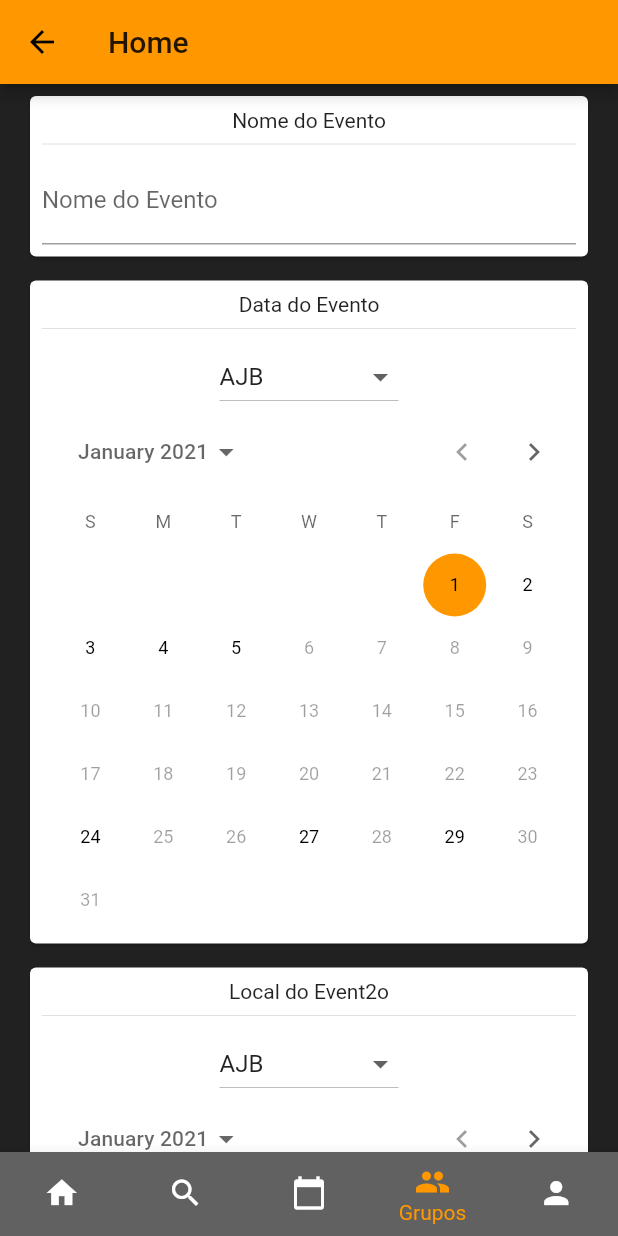
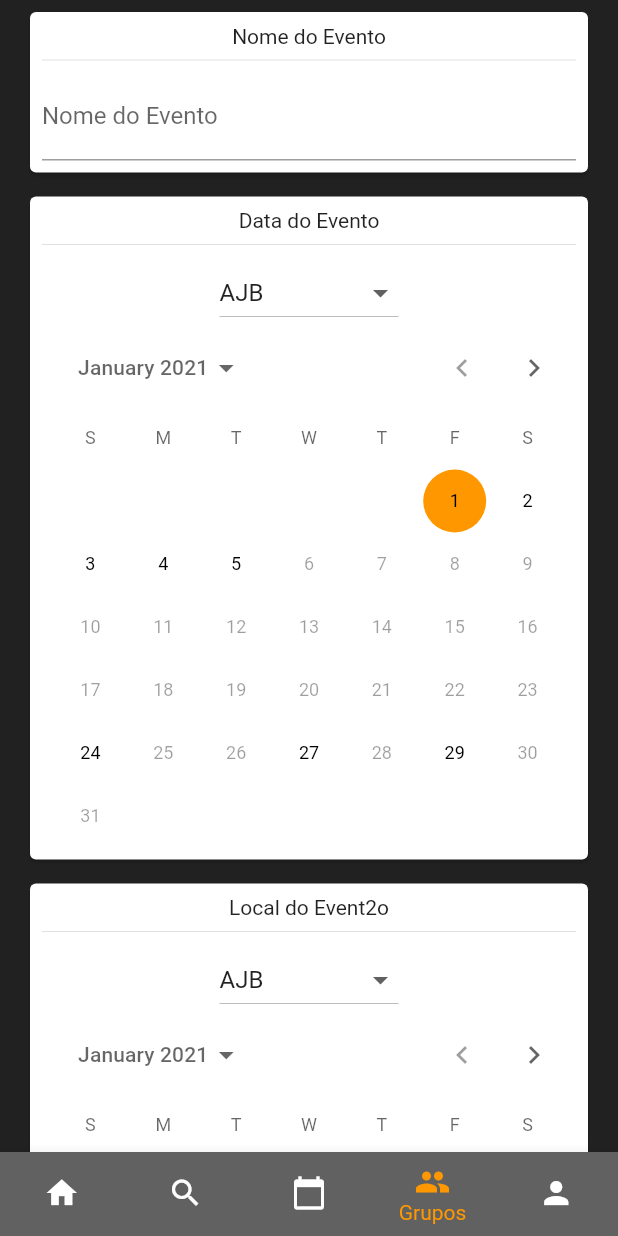
Before and after one commit to es-match/ematch, a Flutter app: the MainPage screen opened by its route, item 4 of the bottom bar chosen, on a phone screen of 412 x 824 dp. Run offline on Flutter 3.47's test engine with Material 2 defaults, Android fonts, the phone set to English and light mode, and no system bars.

```diff
--- a/lib/custom_widgets/eventList.dart
+++ b/lib/custom_widgets/eventList.dart
@@ -12,6 +12,7 @@ class EventList extends StatelessWidget {
   @override
   Widget build(BuildContext context) {
     return ListView.builder(
+      shrinkWrap: true,
       itemCount: _controller.eventCount,
       itemBuilder: (context, index) => ListTile(
         title: EventCard(event: _controller.events[index]),
--- a/lib/views/home_page.dart
+++ b/lib/views/home_page.dart
@@ -4,6 +4,11 @@ import 'package:flutter/material.dart';
 class HomePage extends StatelessWidget {
   @override
   Widget build(BuildContext context) {
-    return EventList();
+    return ListView.builder(
+      itemCount: 4,
+      itemBuilder: (context, index) {
+        return EventList();
+      },
+    );
   }
 }
--- a/lib/views/main_page.dart
+++ b/lib/views/main_page.dart
@@ -23,16 +23,24 @@ class _MainPageState extends State<MainPage> {
 
   @override
   Widget build(BuildContext context) {
+    final _width = MediaQuery.of(context).size.width;
+    final _height = MediaQuery.of(context).size.height;
     return Scaffold(
       backgroundColor: Colors.grey[900],
-      appBar: AppBar(
-        title: Text('Home'),
-      ),
-      body: DefaultTextStyle(
+
+      // appBar: AppBar(
+      //   title: Text('Home'),
+      // ),
+      body: Container(
+        height: _height,
+        width: _width,
+        child: DefaultTextStyle(
           style: TextStyle(
             color: Colors.white,
           ),
-          child: _bottomNavPages[_screenIndex]),
+          child: Container(child: _bottomNavPages[_screenIndex]),
+        ),
+      ),
       bottomNavigationBar: BottomNavigationBar(
         unselectedIconTheme: IconThemeData(
           color: Colors.white,
```
